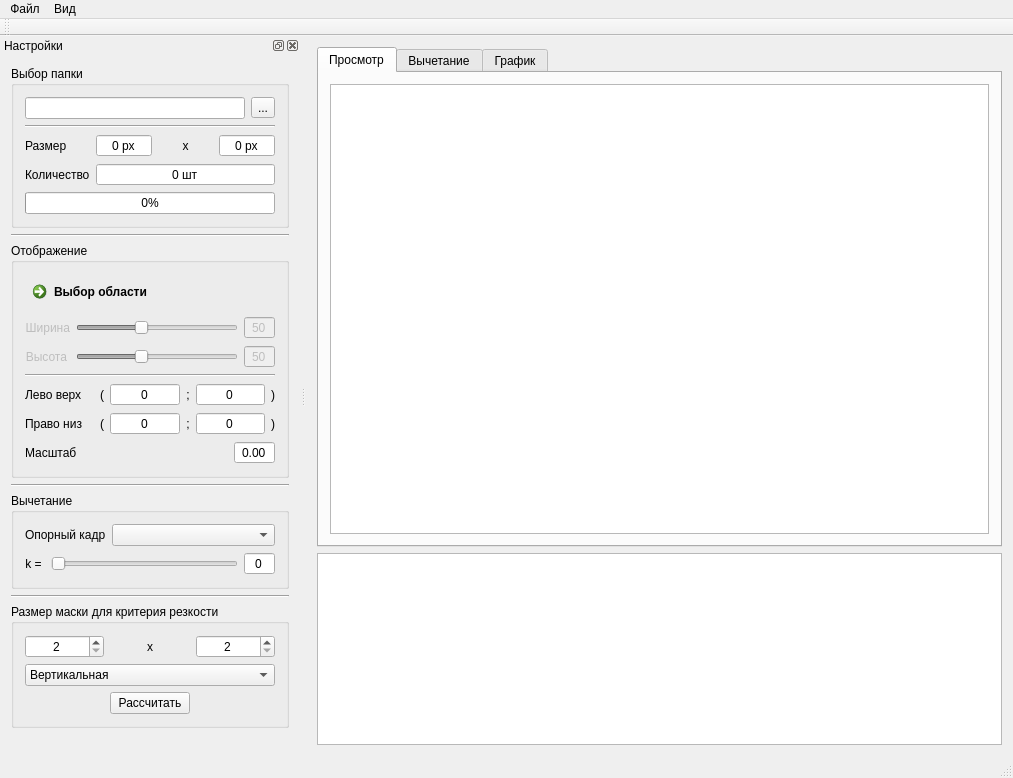
Before: the Qt Designer form mainwindow.ui in gurmaaan/SharpnessSort, drawn with Qt 5.
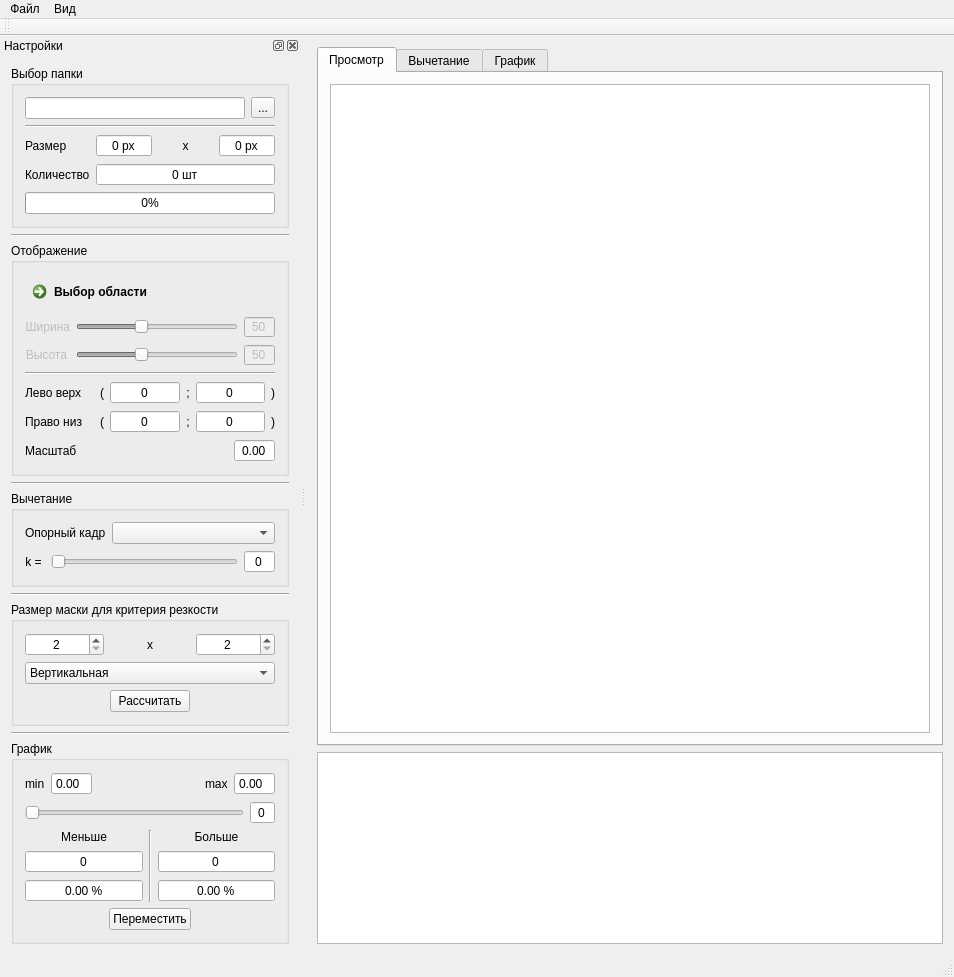
After: the same form once the commit is applied. Icons and pictures are not drawn. Custom widgets are drawn as their Qt base class.

Patch:
```diff
--- a/mainwindow.ui
+++ b/mainwindow.ui
@@ -6,8 +6,8 @@
    <rect>
     <x>0</x>
     <y>0</y>
-    <width>1013</width>
-    <height>778</height>
+    <width>943</width>
+    <height>965</height>
    </rect>
   </property>
   <property name="windowTitle">
@@ -43,6 +43,12 @@
             <verstretch>0</verstretch>
            </sizepolicy>
           </property>
+          <property name="minimumSize">
+           <size>
+            <width>600</width>
+            <height>0</height>
+           </size>
+          </property>
          </widget>
         </item>
        </layout>
@@ -96,7 +102,7 @@
        <bool>false</bool>
       </attribute>
       <attribute name="verticalHeaderVisible">
-       <bool>true</bool>
+       <bool>false</bool>
       </attribute>
      </widget>
     </item>
@@ -107,7 +113,7 @@
     <rect>
      <x>0</x>
      <y>0</y>
-     <width>1013</width>
+     <width>943</width>
      <height>21</height>
     </rect>
    </property>
@@ -145,7 +151,7 @@
    <property name="minimumSize">
     <size>
      <width>300</width>
-     <height>658</height>
+     <height>864</height>
     </size>
    </property>
    <property name="windowTitle">
@@ -935,7 +941,250 @@
       </widget>
      </item>
      <item>
-      <spacer name="settings_V_spcr">
+      <widget class="Line" name="line">
+       <property name="orientation">
+        <enum>Qt::Horizontal</enum>
+       </property>
+      </widget>
+     </item>
+     <item>
+      <widget class="QGroupBox" name="plot_gb">
+       <property name="title">
+        <string>График</string>
+       </property>
+       <layout class="QVBoxLayout" name="verticalLayout_11">
+        <item>
+         <layout class="QHBoxLayout" name="plotMinMax_h_lyt">
+          <item>
+           <widget class="QLabel" name="plotMaxMin_min_lbl">
+            <property name="text">
+             <string>min</string>
+            </property>
+            <property name="buddy">
+             <cstring>plotMaxMin_min_sb</cstring>
+            </property>
+           </widget>
+          </item>
+          <item>
+           <widget class="QDoubleSpinBox" name="plotMaxMin_min_sb">
+            <property name="readOnly">
+             <bool>true</bool>
+            </property>
+            <property name="buttonSymbols">
+             <enum>QAbstractSpinBox::NoButtons</enum>
+            </property>
+           </widget>
+          </item>
+          <item>
+           <spacer name="horizontalSpacer">
+            <property name="orientation">
+             <enum>Qt::Horizontal</enum>
+            </property>
+            <property name="sizeHint" stdset="0">
+             <size>
+              <width>40</width>
+              <height>20</height>
+             </size>
+            </property>
+           </spacer>
+          </item>
+          <item>
+           <widget class="QLabel" name="plotMaxMin_max_lbl">
+            <property name="text">
+             <string>max</string>
+            </property>
+            <property name="buddy">
+             <cstring>plotZMaxMin_max_sb</cstring>
+            </property>
+           </widget>
+          </item>
+          <item>
+           <widget class="QDoubleSpinBox" name="plotZMaxMin_max_sb">
+            <property name="readOnly">
+             <bool>true</bool>
+            </property>
+            <property name="buttonSymbols">
+             <enum>QAbstractSpinBox::NoButtons</enum>
+            </property>
+           </widget>
+          </item>
+         </layout>
+        </item>
+        <item>
+         <layout class="QHBoxLayout" name="plotCurrent_H_lyt">
+          <item>
+           <widget class="QSlider" name="plotCurrent_sldr">
+            <property name="orientation">
+             <enum>Qt::Horizontal</enum>
+            </property>
+           </widget>
+          </item>
+          <item>
+           <widget class="QSpinBox" name="plotCurrent_sb">
+            <property name="alignment">
+             <set>Qt::AlignCenter</set>
+            </property>
+            <property name="readOnly">
+             <bool>true</bool>
+            </property>
+            <property name="buttonSymbols">
+             <enum>QAbstractSpinBox::NoButtons</enum>
+            </property>
+           </widget>
+          </item>
+         </layout>
+        </item>
+        <item>
+         <layout class="QHBoxLayout" name="plotMoreLess_H_lyt">
+          <item>
+           <layout class="QVBoxLayout" name="plotLess_V_lyt">
+            <item>
+             <widget class="QLabel" name="plotLess_lbl">
+              <property name="text">
+               <string>Меньше</string>
+              </property>
+              <property name="alignment">
+               <set>Qt::AlignCenter</set>
+              </property>
+              <property name="buddy">
+               <cstring>plotLess_val_sb</cstring>
+              </property>
+             </widget>
+            </item>
+            <item>
+             <widget class="QSpinBox" name="plotLess_val_sb">
+              <property name="alignment">
+               <set>Qt::AlignCenter</set>
+              </property>
+              <property name="readOnly">
+               <bool>true</bool>
+              </property>
+              <property name="buttonSymbols">
+               <enum>QAbstractSpinBox::NoButtons</enum>
+              </property>
+             </widget>
+            </item>
+            <item>
+             <widget class="QDoubleSpinBox" name="plotLess_per_sb">
+              <property name="alignment">
+               <set>Qt::AlignCenter</set>
+              </property>
+              <property name="readOnly">
+               <bool>true</bool>
+              </property>
+              <property name="buttonSymbols">
+               <enum>QAbstractSpinBox::NoButtons</enum>
+              </property>
+              <property name="suffix">
+               <string> %</string>
+              </property>
+              <property name="maximum">
+               <double>100.000000000000000</double>
+              </property>
+             </widget>
+            </item>
+           </layout>
+          </item>
+          <item>
+           <widget class="Line" name="plotLessMore_V_line">
+            <property name="orientation">
+             <enum>Qt::Vertical</enum>
+            </property>
+           </widget>
+          </item>
+          <item>
+           <layout class="QVBoxLayout" name="plotMore_V_lyt">
+            <item>
+             <widget class="QLabel" name="plotMore_lbl">
+              <property name="text">
+               <string>Больше</string>
+              </property>
+              <property name="alignment">
+               <set>Qt::AlignCenter</set>
+              </property>
+              <property name="buddy">
+               <cstring>plotMore_val_sb</cstring>
+              </property>
+             </widget>
+            </item>
+            <item>
+             <widget class="QSpinBox" name="plotMore_val_sb">
+              <property name="alignment">
+               <set>Qt::AlignCenter</set>
+              </property>
+              <property name="readOnly">
+               <bool>true</bool>
+              </property>
+              <property name="buttonSymbols">
+               <enum>QAbstractSpinBox::NoButtons</enum>
+              </property>
+             </widget>
+            </item>
+            <item>
+             <widget class="QDoubleSpinBox" name="plotMore_per_sb">
+              <property name="alignment">
+               <set>Qt::AlignCenter</set>
+              </property>
+              <property name="readOnly">
+               <bool>true</bool>
+              </property>
+              <property name="buttonSymbols">
+               <enum>QAbstractSpinBox::NoButtons</enum>
+              </property>
+              <property name="suffix">
+               <string> %</string>
+              </property>
+              <property name="maximum">
+               <double>100.000000000000000</double>
+              </property>
+             </widget>
+            </item>
+           </layout>
+          </item>
+         </layout>
+        </item>
+        <item>
+         <layout class="QHBoxLayout" name="move_H_lyt">
+          <item>
+           <spacer name="move_Left_spcr">
+            <property name="orientation">
+             <enum>Qt::Horizontal</enum>
+            </property>
+            <property name="sizeHint" stdset="0">
+             <size>
+              <width>40</width>
+              <height>20</height>
+             </size>
+            </property>
+           </spacer>
+          </item>
+          <item>
+           <widget class="QPushButton" name="move_btn">
+            <property name="text">
+             <string>Переместить</string>
+            </property>
+           </widget>
+          </item>
+          <item>
+           <spacer name="move_Right_spcr">
+            <property name="orientation">
+             <enum>Qt::Horizontal</enum>
+            </property>
+            <property name="sizeHint" stdset="0">
+             <size>
+              <width>40</width>
+              <height>20</height>
+             </size>
+            </property>
+           </spacer>
+          </item>
+         </layout>
+        </item>
+       </layout>
+      </widget>
+     </item>
+     <item>
+      <spacer name="verticalSpacer">
        <property name="orientation">
         <enum>Qt::Vertical</enum>
        </property>
```
Left out of the diff: 30 changed lines with no effect on the pictures.
